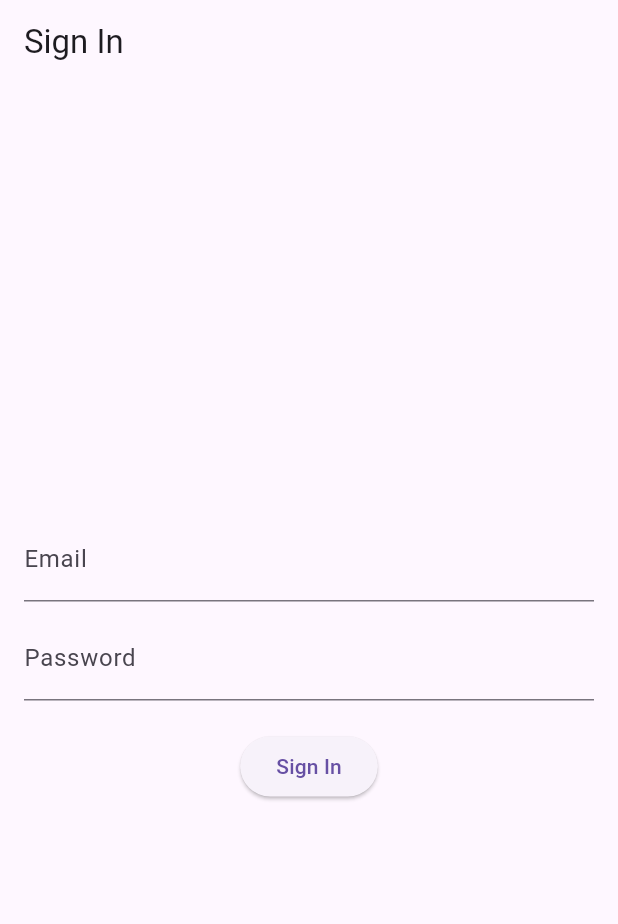
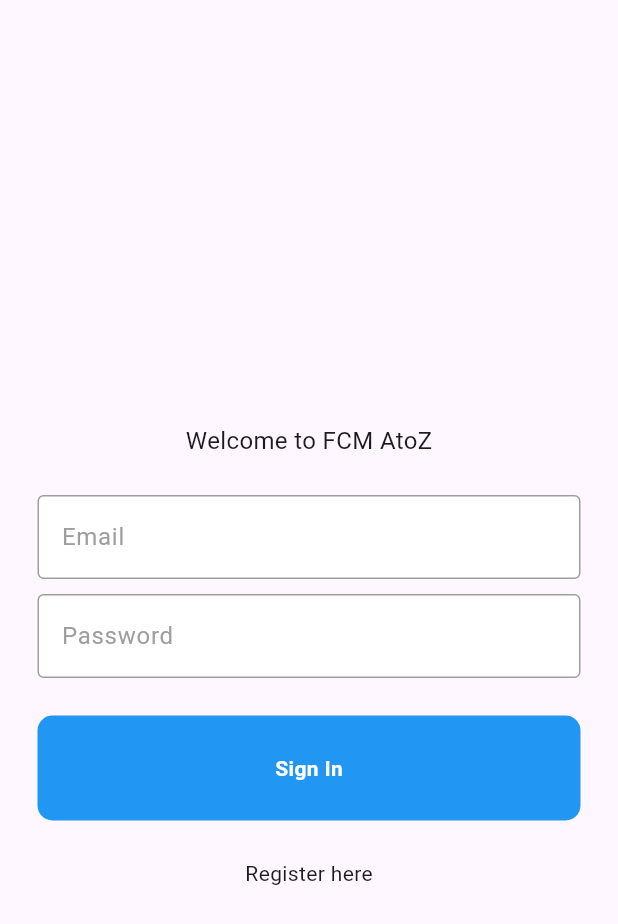
Before and after one commit to awfaa/fcm_atoz, a Flutter app: the screen it shows after launch, on a phone screen of 412 x 824 dp. Shown: the top 924 px of the screen. Run offline on Flutter 3.47's test engine with Material 3 defaults, Android fonts, the phone set to English and light mode, and no system bars; our stand-ins replace cloud_firestore, firebase_auth, firebase_core, firebase_messaging; accounts and stored records are empty.

Commit message:
edited pages to split register and login options, included auth services

```diff
--- /dev/null
+++ b/lib/components/button.dart
@@ -0,0 +1,26 @@
+import 'package:flutter/material.dart';
+
+class MyButton extends StatelessWidget {
+  final void Function()? onTap;
+  final String text;
+  const MyButton({super.key, required this.onTap, required this.text});
+
+  @override
+  Widget build(BuildContext context) {
+    return GestureDetector(
+        onTap: onTap,
+        child: Container(
+            padding: const EdgeInsets.all(25),
+            decoration: BoxDecoration(
+              color: Colors.blue,
+              borderRadius: BorderRadius.circular(10),
+            ),
+            child: Center(
+              child: Text(text,
+                  style: TextStyle(
+                    color: Colors.white,
+                    fontWeight: FontWeight.bold,
+                  )),
+            )));
+  }
+}
--- /dev/null
+++ b/lib/components/text_field.dart
@@ -0,0 +1,33 @@
+import 'package:flutter/material.dart';
+
+class MyTextField extends StatelessWidget {
+  final TextEditingController controller;
+  final String hintText;
+  final bool obscureText;
+
+  const MyTextField(
+      {super.key,
+      required this.controller,
+      required this.hintText,
+      required this.obscureText});
+
+  @override
+  Widget build(BuildContext context) {
+    return TextField(
+      controller: controller,
+      obscureText: obscureText,
+      decoration: InputDecoration(
+        enabledBorder: const OutlineInputBorder(
+          borderSide: BorderSide(color: Colors.grey),
+        ),
+        focusedBorder: const OutlineInputBorder(
+          borderSide: BorderSide(color: Colors.blue),
+        ),
+        fillColor: Colors.white,
+        filled: true,
+        hintText: hintText,
+        hintStyle: TextStyle(color: Colors.grey),
+      ),
+    );
+  }
+}
--- /dev/null
+++ b/lib/login_page.dart
@@ -0,0 +1,94 @@
+import 'package:fcm_atoz/components/button.dart';
+import 'package:fcm_atoz/components/text_field.dart';
+import 'package:fcm_atoz/services/auth/auth_service.dart';
+import 'package:flutter/material.dart';
+import 'package:provider/provider.dart';
+
+class LoginPage extends StatefulWidget {
+  final void Function()? onTap;
+  const LoginPage({super.key, required this.onTap});
+
+  @override
+  State<LoginPage> createState() => _LoginPageState();
+}
+
+class _LoginPageState extends State<LoginPage> {
+  //text controllers
+  final emailController = TextEditingController();
+  final passController = TextEditingController();
+
+  //sign in user
+  void singIn() async {
+    // get auth service
+    final authService = Provider.of<AuthService>(context, listen: false);
+
+    try {
+      await authService.signInWithEmailAndPassword(
+          emailController.text, passController.text);
+    } catch (e) {
+      ScaffoldMessenger.of(context).showSnackBar(
+        SnackBar(
+          content: Text(e.toString()),
+        ),
+      );
+    }
+  }
+
+  @override
+  Widget build(BuildContext context) {
+    return Scaffold(
+        body: SafeArea(
+      child: Center(
+        child: Padding(
+          padding: const EdgeInsets.symmetric(horizontal: 25.0),
+          child: Column(mainAxisAlignment: MainAxisAlignment.center, children: [
+            const SizedBox(height: 50),
+
+            // welcome
+            const Text(
+              "Welcome to FCM AtoZ",
+              style: TextStyle(
+                fontSize: 16,
+              ),
+            ),
+
+            const SizedBox(height: 25),
+
+            //email
+            MyTextField(
+              controller: emailController,
+              hintText: 'Email',
+              obscureText: false,
+            ),
+
+            const SizedBox(height: 10),
+
+            //pass
+            MyTextField(
+              controller: passController,
+              hintText: 'Password',
+              obscureText: true,
+            ),
+
+            const SizedBox(height: 25),
+
+            //sign in
+            MyButton(onTap: singIn, text: "Sign In"),
+
+            const SizedBox(height: 25),
+
+            //register
+            Row(mainAxisAlignment: MainAxisAlignment.center, children: [
+              GestureDetector(
+                onTap: widget.onTap,
+                child: const Text(
+                  'Register here',
+                ),
+              )
+            ])
+          ]),
+        ),
+      ),
+    ));
+  }
+}
--- a/lib/main.dart
+++ b/lib/main.dart
@@ -1,23 +1,29 @@
+import 'package:fcm_atoz/services/auth/auth_gate.dart';
+import 'package:fcm_atoz/services/auth/auth_service.dart';
 import 'package:flutter/material.dart';
 import 'package:firebase_core/firebase_core.dart';
+import 'package:provider/provider.dart';
 import 'firebase_options.dart';
-import 'package:fcm_atoz/firebase_auth.dart';
 
 void main() async {
   WidgetsFlutterBinding.ensureInitialized();
   await Firebase.initializeApp(options: DefaultFirebaseOptions.currentPlatform);
-  runApp(MyApp());
+  runApp(
+    ChangeNotifierProvider(
+      create: (context) => AuthService(),
+      child: const MyApp(),
+    ),
+  );
 }
 
 class MyApp extends StatelessWidget {
+  const MyApp({super.key});
+
   @override
   Widget build(BuildContext context) {
     return MaterialApp(
-      title: 'Flutter FCM Chat',
-      theme: ThemeData(
-        primarySwatch: Colors.blue,
-      ),
-      home: AuthService().handleAuth(),
+      debugShowCheckedModeBanner: false,
+      home: AuthGate(),
     );
   }
 }
--- /dev/null
+++ b/lib/services/auth/auth_gate.dart
@@ -0,0 +1,28 @@
+import 'package:fcm_atoz/home_screen.dart';
+import 'package:fcm_atoz/services/auth/login_register.dart';
+import 'package:firebase_auth/firebase_auth.dart';
+import 'package:flutter/material.dart';
+
+class AuthGate extends StatelessWidget {
+  const AuthGate({super.key});
+
+  @override
+  Widget build(BuildContext context) {
+    return Scaffold(
+      body: StreamBuilder(
+        stream: FirebaseAuth.instance.authStateChanges(),
+        builder: (context, snapshot) {
+          //user logged in
+          if (snapshot.hasData) {
+            return HomeScreen();
+          }
+
+          //user not logged in
+          else {
+            return const LoginOrRegister();
+          }
+        },
+      ),
+    );
+  }
+}
--- /dev/null
+++ b/lib/services/auth/login_register.dart
@@ -0,0 +1,31 @@
+import 'package:fcm_atoz/login_page.dart';
+import 'package:fcm_atoz/register_page.dart';
+import 'package:flutter/material.dart';
+
+class LoginOrRegister extends StatefulWidget {
+  const LoginOrRegister({super.key});
+
+  @override
+  State<LoginOrRegister> createState() => _LoginOrRegisterState();
+}
+
+class _LoginOrRegisterState extends State<LoginOrRegister> {
+//first show login page
+  bool showLoginPage = true;
+
+//method to toggle login and register page
+  void togglePages() {
+    setState(() {
+      showLoginPage = !showLoginPage;
+    });
+  }
+
+  @override
+  Widget build(BuildContext context) {
+    if (showLoginPage) {
+      return LoginPage(onTap: togglePages);
+    } else {
+      return RegisterPage(onTap: togglePages);
+    }
+  }
+}
--- a/pubspec.yaml
+++ b/pubspec.yaml
@@ -35,6 +35,7 @@ dependencies:
   firebase_messaging: ^14.7.10
   flutter_local_notifications: ^16.3.0
   cloud_firestore: ^4.14.0
+  provider:
 
   # The following adds the Cupertino Icons font to your application.
   # Use with the CupertinoIcons class for iOS style icons.
```
Also changed, not shown: lib/chat_screen.dart (+53 -3 lines), lib/firebase_auth.dart (+15 -3 lines), lib/home_screen.dart (+10 -8 lines), lib/register_page.dart (added, +88 -0 lines), lib/services/auth/auth_service.dart (added, +25 -0 lines), pubspec.lock.
